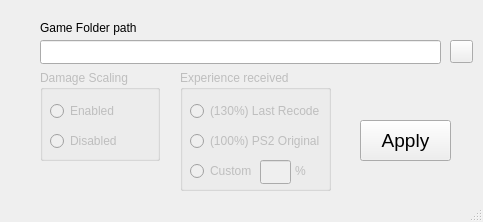
Qt form mainwindow.ui (XandeLibs/DotHack-Patch-Qt) before a commit.
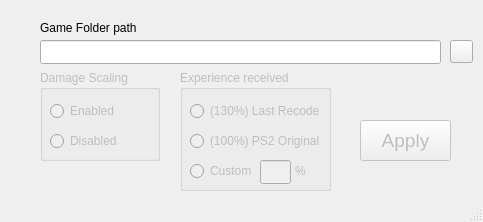
The same form after that commit.

The edit to the form file:
```diff
--- a/mainwindow.ui
+++ b/mainwindow.ui
@@ -185,7 +185,10 @@
      <bool>false</bool>
     </property>
    </widget>
-   <widget class="QPushButton" name="pushButton">
+   <widget class="QPushButton" name="TB_Apply">
+    <property name="enabled">
+     <bool>false</bool>
+    </property>
     <property name="geometry">
      <rect>
       <x>360</x>
@@ -202,6 +205,9 @@
     <property name="text">
      <string>Apply</string>
     </property>
+    <property name="checkable">
+     <bool>false</bool>
+    </property>
    </widget>
   </widget>
   <widget class="QStatusBar" name="statusbar"/>
```
Left out of the diff: 11 changed lines with no effect on the pictures.
